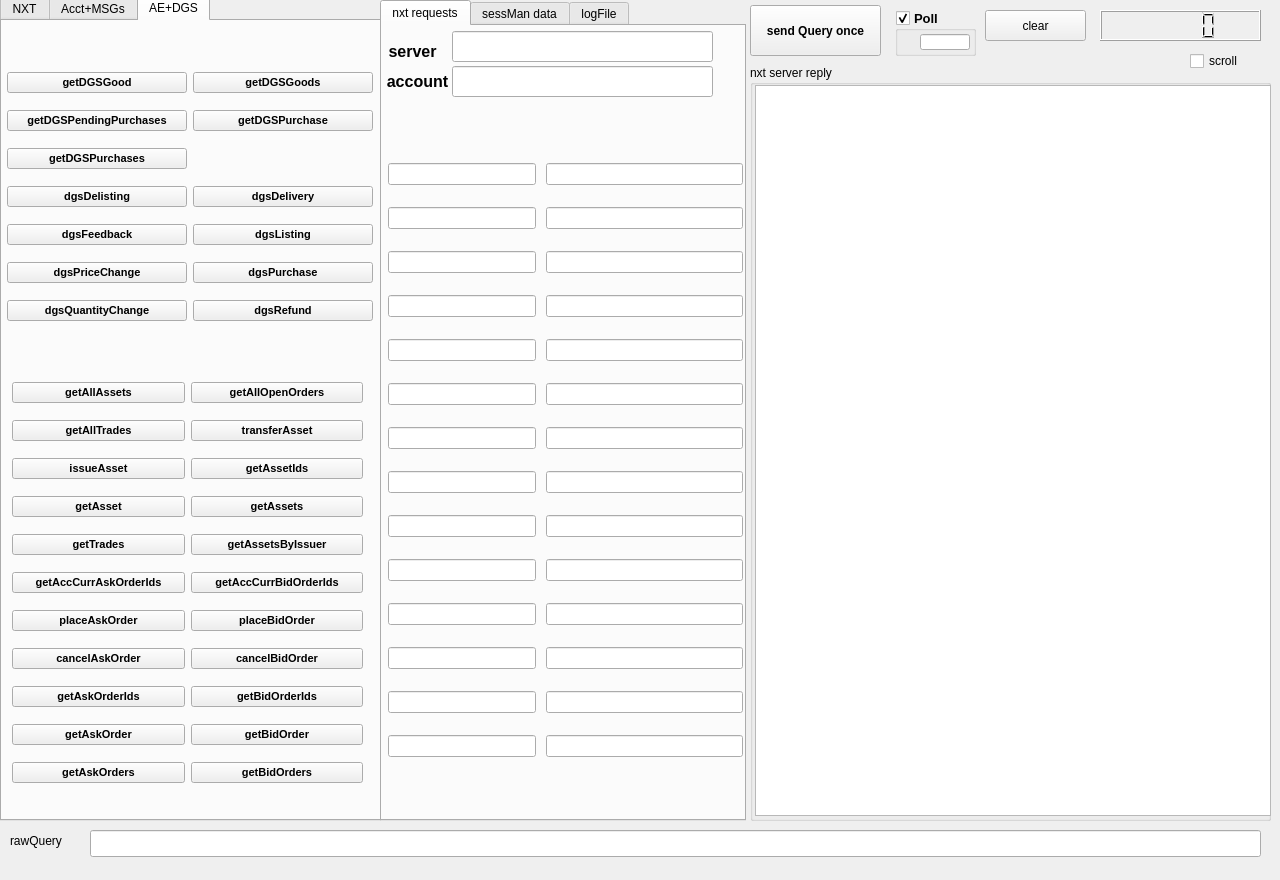
l8orre/nxtPwt, file nxtPwt/nxtWin7_h900.ui: the form before one commit.
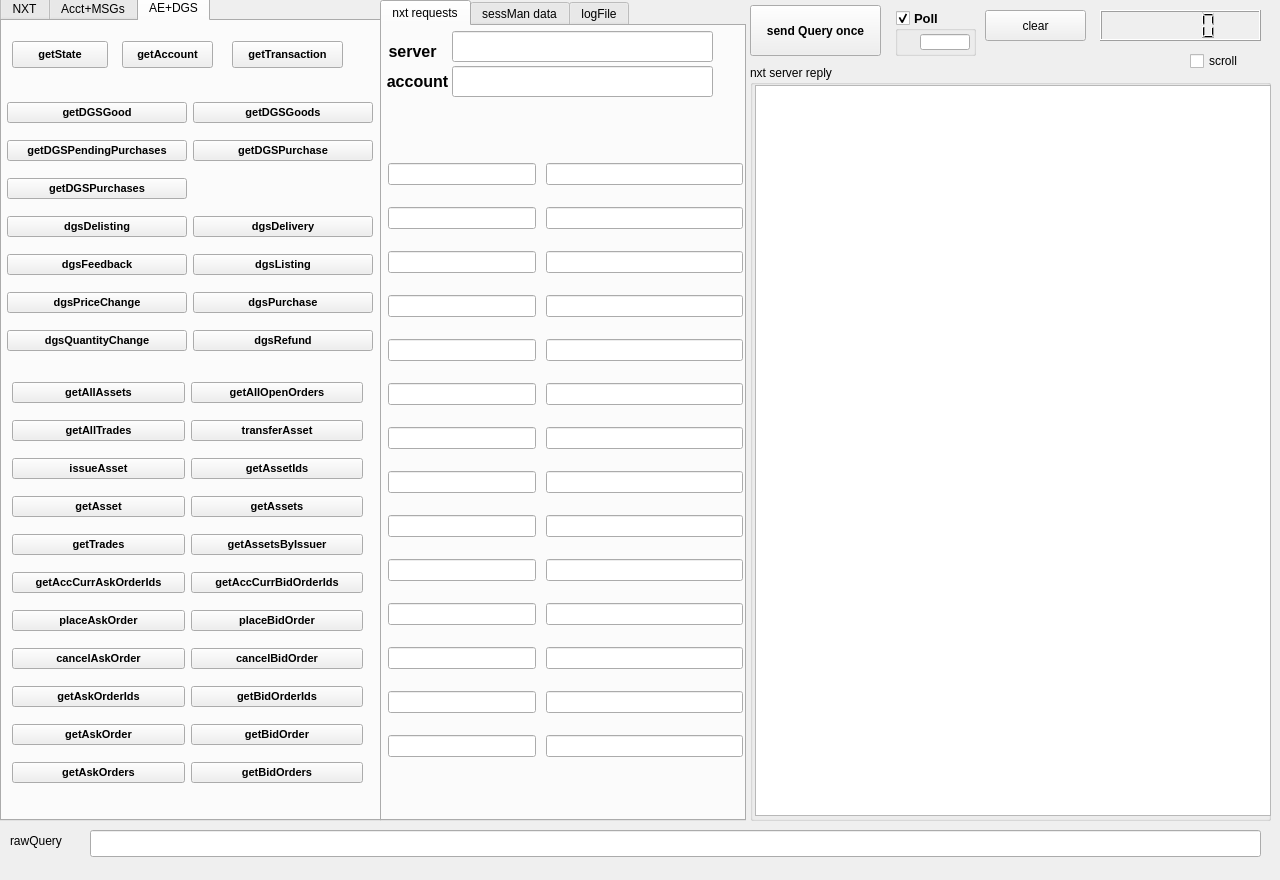
The form after the commit. Custom widgets are drawn as their Qt base class.

```diff
--- a/nxtPwt/nxtWin7_h900.ui
+++ b/nxtPwt/nxtWin7_h900.ui
@@ -1755,7 +1755,7 @@
       <property name="geometry">
        <rect>
         <x>5</x>
-        <y>40</y>
+        <y>70</y>
         <width>366</width>
         <height>271</height>
        </rect>
@@ -1945,6 +1945,68 @@
        </item>
       </layout>
      </widget>
+     <widget class="QPushButton" name="pb_getState_2">
+      <property name="geometry">
+       <rect>
+        <x>10</x>
+        <y>20</y>
+        <width>96</width>
+        <height>27</height>
+       </rect>
+      </property>
+      <property name="font">
+       <font>
+        <pointsize>8</pointsize>
+        <weight>75</weight>
+        <bold>true</bold>
+       </font>
+      </property>
+      <property name="text">
+       <string>getState</string>
+      </property>
+     </widget>
+     <widget class="QPushButton" name="pb_getAccount_2">
+      <property name="geometry">
+       <rect>
+        <x>120</x>
+        <y>20</y>
+        <width>91</width>
+        <height>27</height>
+       </rect>
+      </property>
+      <property name="font">
+       <font>
+        <family>Ubuntu</family>
+        <pointsize>8</pointsize>
+        <weight>75</weight>
+        <italic>false</italic>
+        <bold>true</bold>
+       </font>
+      </property>
+      <property name="text">
+       <string>getAccount</string>
+      </property>
+     </widget>
+     <widget class="QPushButton" name="pb_getTransaction_2">
+      <property name="geometry">
+       <rect>
+        <x>230</x>
+        <y>20</y>
+        <width>111</width>
+        <height>27</height>
+       </rect>
+      </property>
+      <property name="font">
+       <font>
+        <pointsize>8</pointsize>
+        <weight>75</weight>
+        <bold>true</bold>
+       </font>
+      </property>
+      <property name="text">
+       <string>getTransaction</string>
+      </property>
+     </widget>
     </widget>
    </widget>
    <widget class="QLineEdit" name="lineEdit1_nxtFullQ">
```
Left out of the diff: 4 changed lines with no effect on the pictures.
